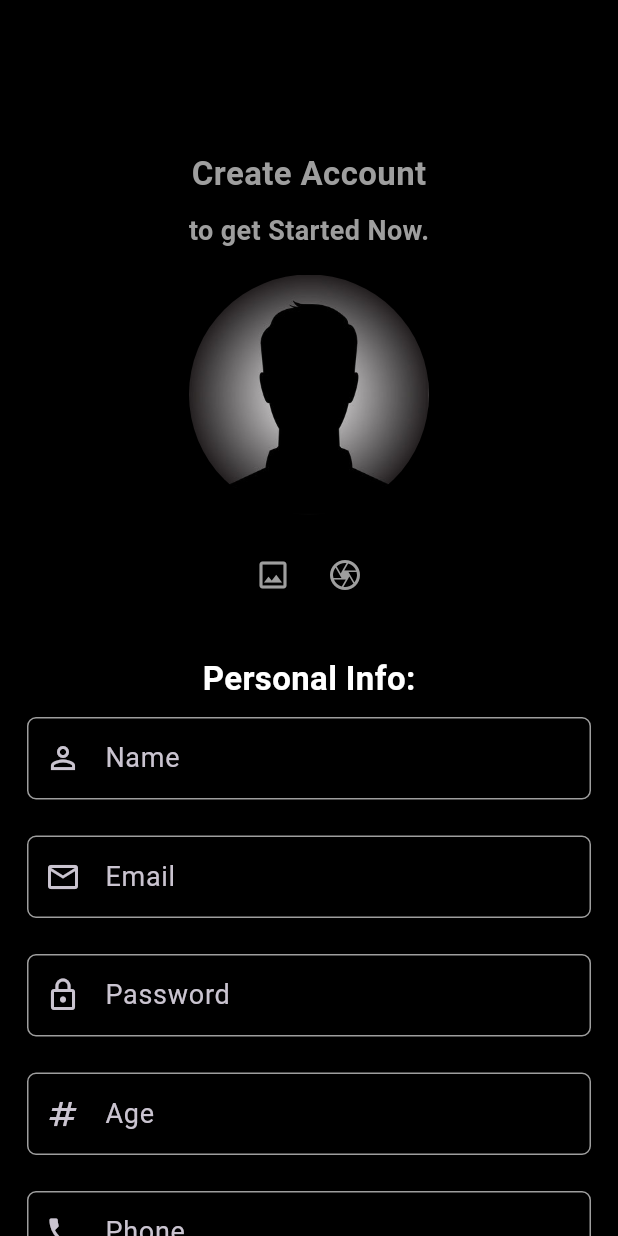
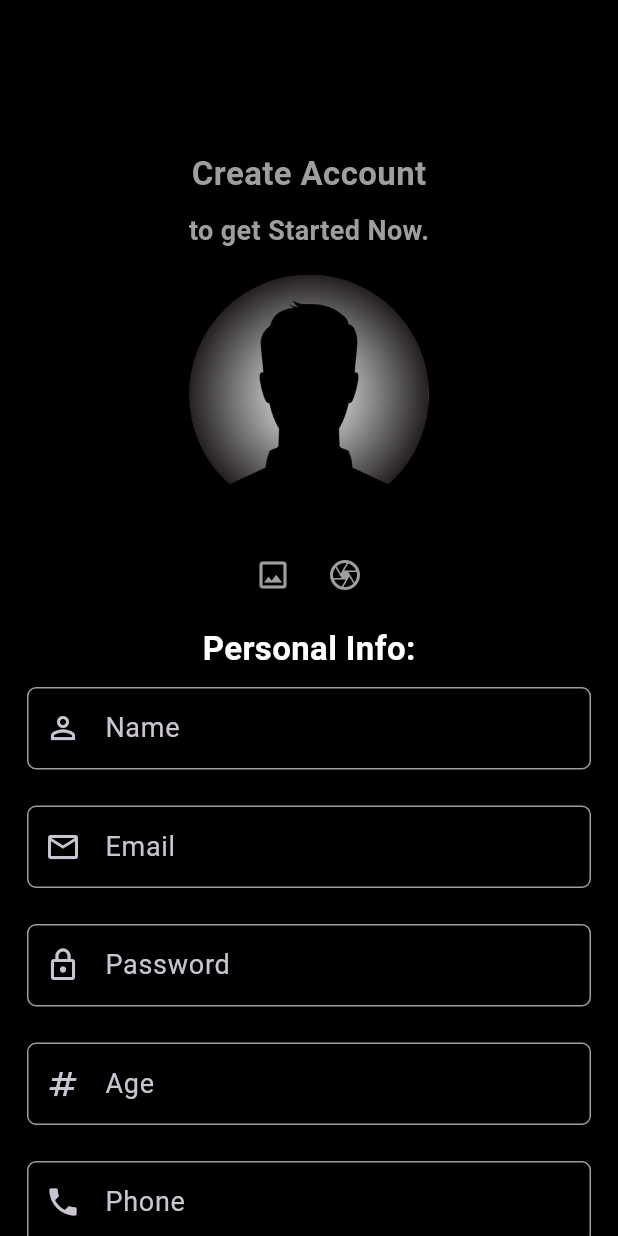
Before and after one commit to beshprakash11/dating_appfv1, a Flutter app: the RegistrationScreen screen opened directly, on a phone screen of 412 x 824 dp. Run offline on Flutter 3.47's test engine with Material 3 defaults, Android fonts, the phone set to English and light mode, and no system bars; our stand-ins replace get, image_picker.

Commit message:
spacing added

```diff
--- a/lib/authenticationScreen/registration_screen.dart
+++ b/lib/authenticationScreen/registration_screen.dart
@@ -132,7 +132,7 @@ class _RegistrationScreenState extends State<RegistrationScreen> {
             ),
 
             const SizedBox(
-              height: 30,
+              height: 10,
             ),
             /**
              * Personal information field
```
